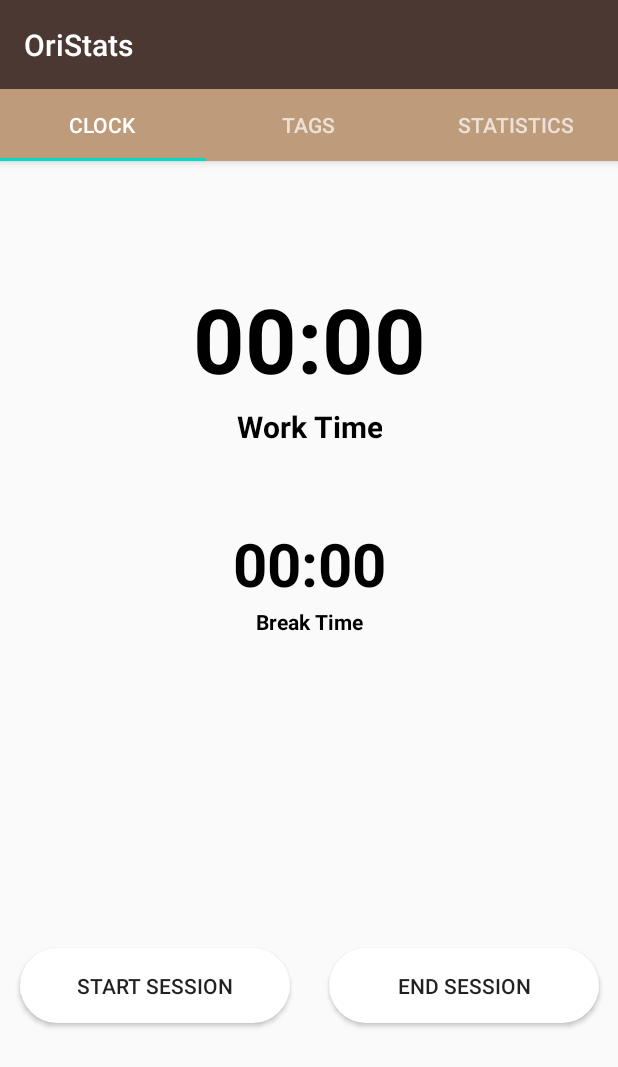
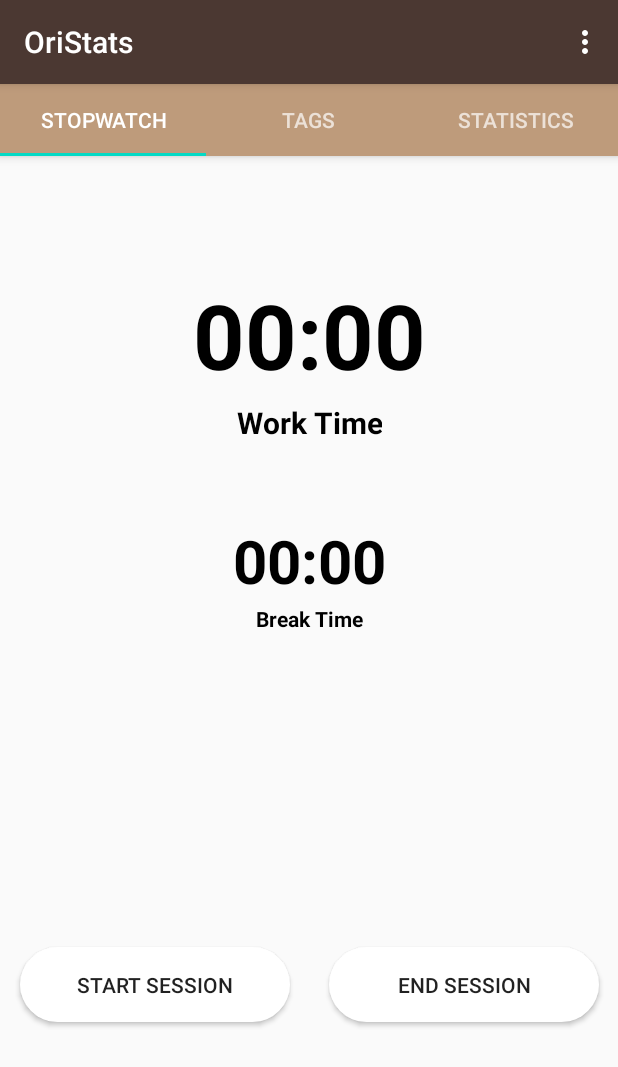
Before and after one commit to OriStats/OriStats, an Android app: the screen it shows after launch (MainActivity), on a phone screen of 412 x 824 dp. Shown: the top 1067 px of the screen. Run offline under Robolectric (Android 15) with nearby library versions, the phone set to English and light mode, and no system bars.

Commit message:
three_dots_menu added.

```diff
--- a/app/src/main/AndroidManifest.xml
+++ b/app/src/main/AndroidManifest.xml
@@ -12,7 +12,8 @@
         <activity
             android:name=".MainActivity"
             android:label="@string/app_name"
-            android:theme="@style/AppTheme.NoActionBar">
+            android:theme="@style/AppTheme">
+            <!--Before three_dots_menu: android:theme="@style/AppTheme.NoActionBar"-->
             <intent-filter>
                 <action android:name="android.intent.action.MAIN" />
 
@@ -21,4 +22,6 @@
         </activity>
     </application>
 
+    <!--Warning:(5, 6) On SDK version 23 and up, your app data will be automatically backed up and restored on app install. Consider adding the attribute `android:fullBackupContent` to specify an `@xml` resource which configures which files to backup. More info: https://developer.android.com/training/backup/autosyncapi.html-->
+
 </manifest>
--- a/app/src/main/res/layout/activity_main.xml
+++ b/app/src/main/res/layout/activity_main.xml
@@ -11,6 +11,7 @@
         android:layout_height="wrap_content"
         android:theme="@style/AppTheme.AppBarOverlay">
 
+        <!--Before three_dots_menu:
         <TextView
             android:id="@+id/title"
             android:layout_width="wrap_content"
@@ -20,6 +21,7 @@
             android:padding="@dimen/appbar_padding"
             android:text="@string/app_name"
             android:textAppearance="@style/TextAppearance.Widget.AppCompat.Toolbar.Title" />
+        -->
 
         <com.google.android.material.tabs.TabLayout
             android:id="@+id/tabs"
--- /dev/null
+++ b/app/src/main/res/menu/three_dots_menu.xml
@@ -0,0 +1,30 @@
+<?xml version="1.0" encoding="utf-8"?>
+<menu xmlns:android="http://schemas.android.com/apk/res/android"
+    xmlns:app="http://schemas.android.com/apk/res-auto">
+
+    <item android:id="@+id/Settings"
+        android:title="@string/three_dots_menu_Settings"
+        app:showAsAction="never"/>
+
+    <item android:id="@+id/Export"
+        android:title="@string/three_dots_menu_Export"
+        app:showAsAction="never"/>
+
+    <item android:id="@+id/Import"
+        android:title="@string/three_dots_menu_Import"
+        app:showAsAction="never"/>
+
+    <item android:id="@+id/Help"
+        android:title="@string/three_dots_menu_Help"
+        app:showAsAction="never"/>
+
+    <item android:id="@+id/About"
+        android:title="@string/three_dots_menu_About"
+        app:showAsAction="never"/>
+
+    <item android:id="@+id/Donate"
+        android:title="@string/three_dots_menu_Donate"
+        app:showAsAction="never"/>
+
+
+</menu>
--- a/app/src/main/res/values/strings.xml
+++ b/app/src/main/res/values/strings.xml
@@ -1,6 +1,6 @@
 <resources>
     <string name="app_name">OriStats</string>
-    <string name="tab_text_1">Clock</string>
+    <string name="tab_text_1">Stopwatch</string>
     <string name="tab_text_2">Tags</string>
     <string name="tab_text_3">Statistics</string>
     <string name="start">Start session</string>
@@ -11,4 +11,11 @@
     <string name="break_time">Break Time</string>
     <string name="working">Started</string>
     <string name="stopped">Stopped</string>
+
+    <string name="three_dots_menu_Settings">Settings</string>
+    <string name="three_dots_menu_Export">Export Data</string>
+    <string name="three_dots_menu_Import">Import Data</string>
+    <string name="three_dots_menu_Help">Help</string>
+    <string name="three_dots_menu_About">About</string>
+    <string name="three_dots_menu_Donate">Donate</string>
 </resources>
```
Also changed, not shown: app/src/main/java/com/oristats/MainActivity.kt (+39 -2 lines).
